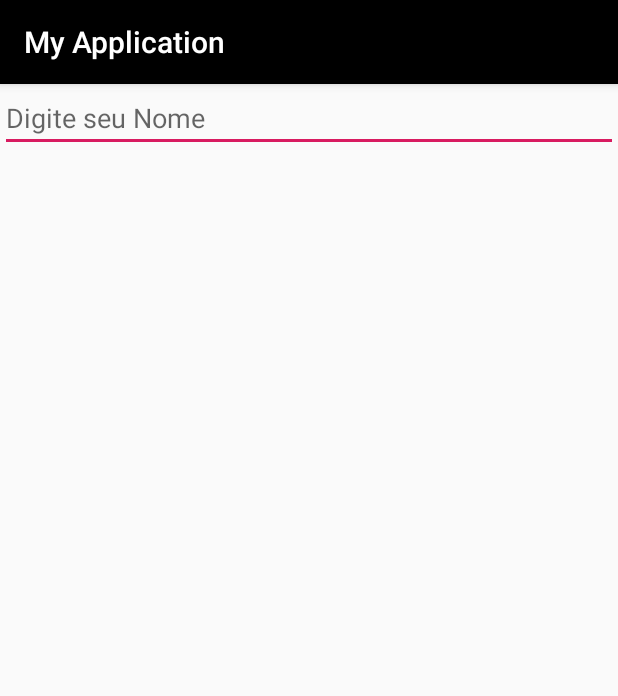
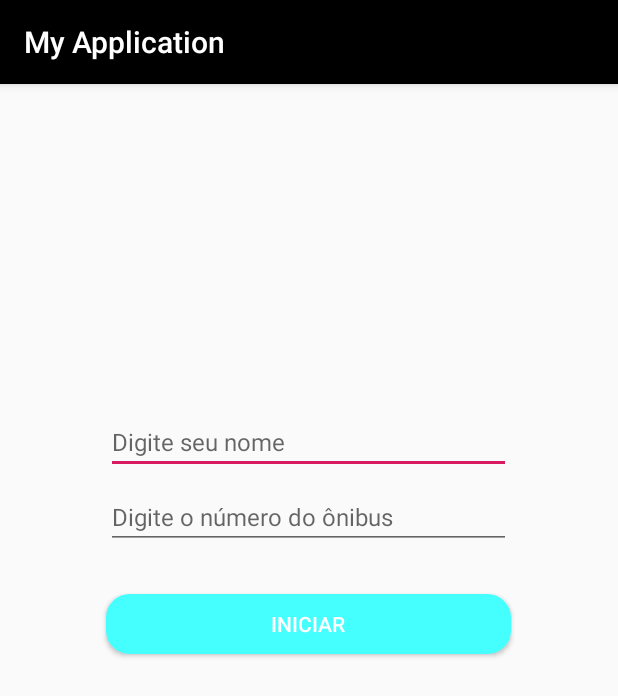
Before and after one commit to MateusSpengler/PI, an Android app: the mapa_Activity screen opened directly, with no data from a screen before it, on a phone screen of 412 x 824 dp. Shown: the top 696 px of the screen. Run offline under Robolectric (Android 15) with nearby library versions, the phone set to English and light mode, and no system bars.

Commit message:
Aula dia 13

```diff
--- a/app/build.gradle
+++ b/app/build.gradle
@@ -27,4 +27,5 @@ dependencies {
     testImplementation 'junit:junit:4.12'
     androidTestImplementation 'androidx.test:runner:1.2.0'
     androidTestImplementation 'androidx.test.espresso:espresso-core:3.2.0'
+    implementation 'com.google.android.material:material:1.0.0'
 }
--- a/app/src/main/res/layout/activity_login_.xml
+++ b/app/src/main/res/layout/activity_login_.xml
@@ -32,6 +32,7 @@
         android:text="Logar"
         android:layout_gravity="center"
         android:background="@drawable/buttonshape"
+        android:textColor="@color/cardview_light_background"
         android:layout_marginTop="30dp"/>
 
 
--- a/app/src/main/res/layout/activity_mapa_.xml
+++ b/app/src/main/res/layout/activity_mapa_.xml
@@ -1,24 +1,39 @@
 <?xml version="1.0" encoding="utf-8"?>
 <LinearLayout
-
     xmlns:android="http://schemas.android.com/apk/res/android"
     xmlns:app="http://schemas.android.com/apk/res-auto"
     xmlns:tools="http://schemas.android.com/tools"
     android:layout_width="match_parent"
     android:layout_height="match_parent"
+    android:orientation="vertical"
     tools:context=".mapa_Activity">
 
+    <EditText android:id="@+id/nome"
+        android:layout_width="270dp"
+        android:layout_height="40dp"
+        android:textSize="16dp"
+        android:hint="Digite seu nome"
+        android:layout_gravity="center"
+        android:layout_marginTop="220dp"
+        android:inputType="textEmailAddress"/>
 
-   <EditText
-       android:id="@+id/nome"
-       android:layout_width="match_parent"
-       android:layout_height="wrap_content"
-       android:hint="Digite seu Nome"/>
+    <EditText android:id="@+id/numero"
+        android:layout_width="270dp"
+        android:layout_height="40dp"
+        android:textSize="16dp"
+        android:hint="Digite o número do ônibus"
+        android:layout_gravity="center"
+        android:layout_marginTop="10dp"
+        android:inputType="textEmailAddress"/>
 
-    <EditText
-       android:id="@+id/numero"
-       android:layout_width="match_parent"
-       android:layout_height="wrap_content" />
+    <Button android:id="@+id/rastrear"
+        android:layout_width="270dp"
+        android:layout_height="40dp"
+        android:text="Iniciar"
+        android:layout_gravity="center"
+        android:background="@drawable/buttonshape"
+        android:textColor="@color/cardview_light_background"
+        android:layout_marginTop="30dp"/>
 
 
 </LinearLayout>
```
